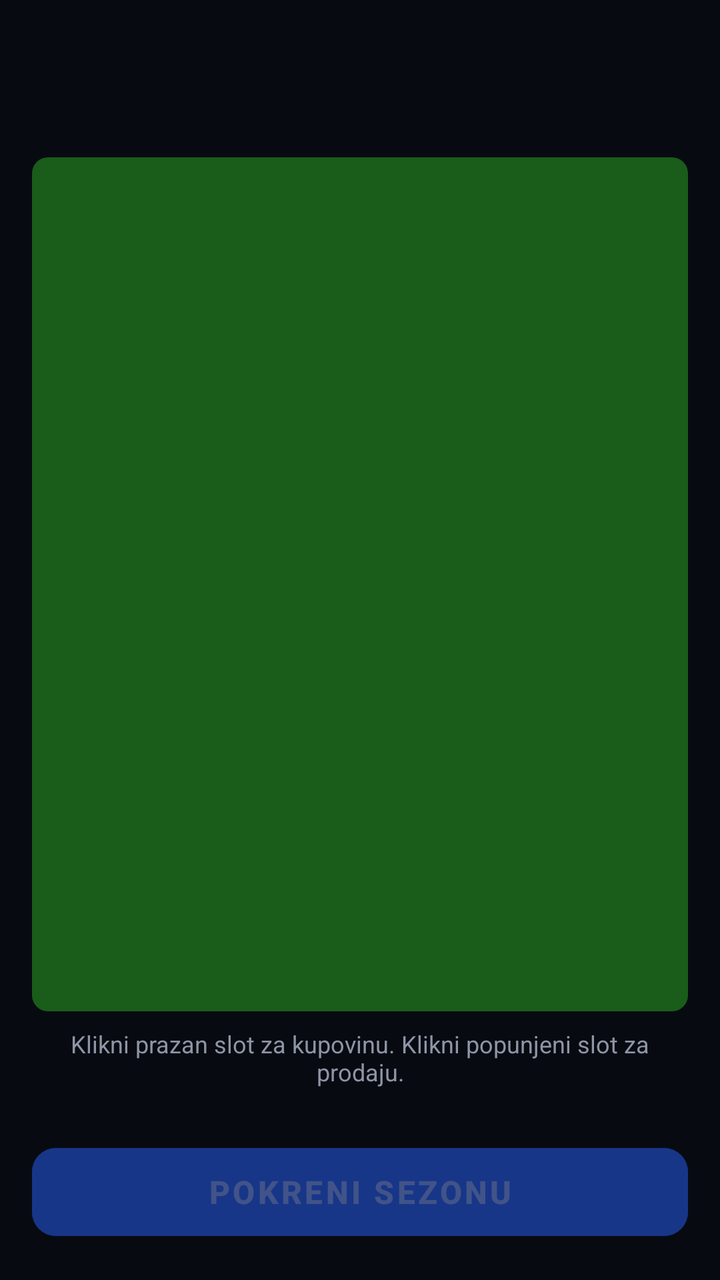
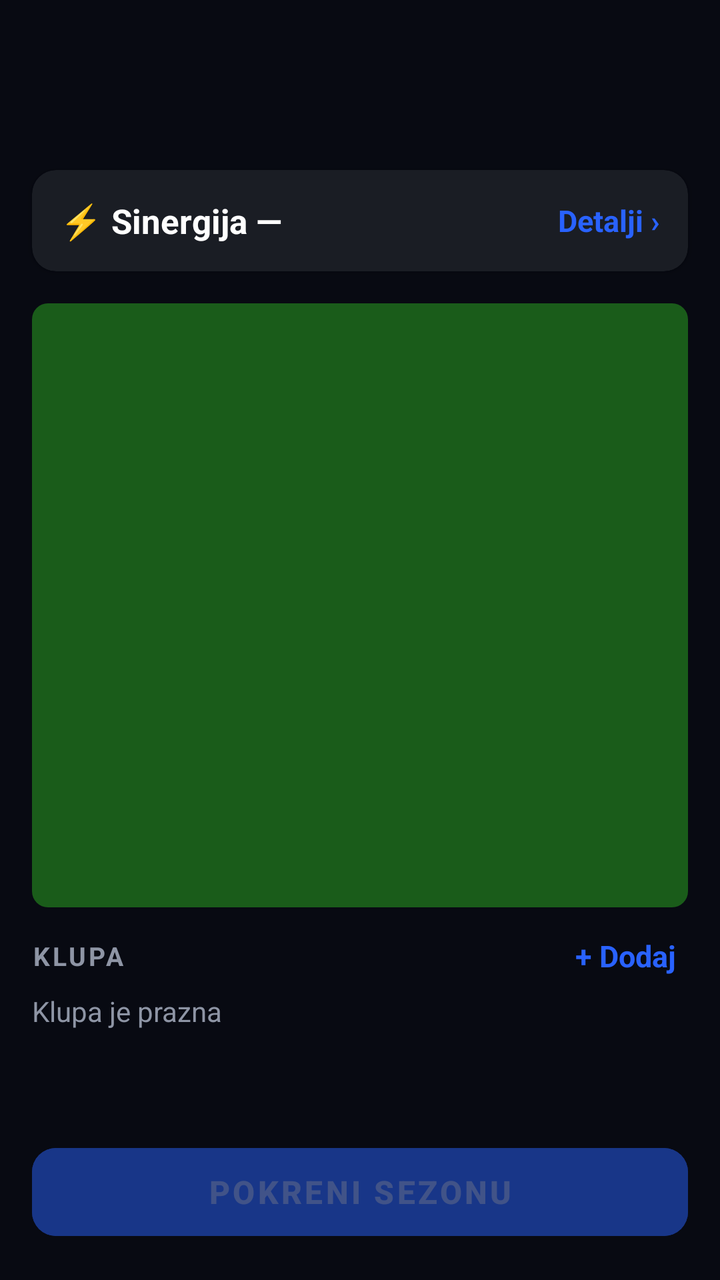

Compare the two renders of this Android layout. The source of the first and the diff that turns it into the second are given below.
<!-- AndroidManifest.xml: application theme Theme.FootMash -->
<!-- res/layout/fragment_draft_canvas.xml -->
<?xml version="1.0" encoding="utf-8"?>
<LinearLayout xmlns:android="http://schemas.android.com/apk/res/android"
    xmlns:app="http://schemas.android.com/apk/res-auto"
    android:layout_width="match_parent"
    android:layout_height="match_parent"
    android:orientation="vertical"
    android:background="@color/background">

    
    <LinearLayout
        android:layout_width="match_parent"
        android:layout_height="wrap_content"
        android:orientation="horizontal"
        android:padding="16dp"
        android:gravity="center_vertical">

        <LinearLayout
            android:layout_width="0dp"
            android:layout_height="wrap_content"
            android:layout_weight="1"
            android:orientation="vertical">

            <TextView
                android:id="@+id/textClubName"
                android:layout_width="wrap_content"
                android:layout_height="wrap_content"
                android:textColor="@color/text_primary"
                android:textSize="20sp"
                android:textStyle="bold" />

            <TextView
                android:id="@+id/textFormationLabel"
                android:layout_width="wrap_content"
                android:layout_height="wrap_content"
                android:textColor="@color/text_secondary"
                android:textSize="13sp"
                android:layout_marginTop="2dp" />

        </LinearLayout>

        <LinearLayout
            android:layout_width="wrap_content"
            android:layout_height="wrap_content"
            android:orientation="vertical"
            android:gravity="end">

            <TextView
                android:id="@+id/textBudget"
                android:layout_width="wrap_content"
                android:layout_height="wrap_content"
                android:textColor="@color/success"
                android:textSize="18sp"
                android:textStyle="bold" />

            <TextView
                android:id="@+id/textLineupStatus"
                android:layout_width="wrap_content"
                android:layout_height="wrap_content"
                android:textColor="@color/text_secondary"
                android:textSize="12sp"
                android:gravity="end"
                android:layout_marginTop="2dp" />

        </LinearLayout>

    </LinearLayout>

    
    <FrameLayout
        android:id="@+id/pitchContainer"
        android:layout_width="match_parent"
        android:layout_height="0dp"
        android:layout_weight="1"
        android:layout_marginHorizontal="16dp"
        android:layout_marginBottom="8dp"
        android:background="@drawable/bg_pitch"
        android:clipChildren="false" />

    
    <TextView
        android:id="@+id/textHelp"
        android:layout_width="match_parent"
        android:layout_height="wrap_content"
        android:text="Klikni prazan slot za kupovinu. Klikni popunjeni slot za prodaju."
        android:textColor="@color/text_secondary"
        android:textSize="12sp"
        android:gravity="center"
        android:paddingHorizontal="16dp"
        android:paddingBottom="8dp" />

    
    <com.google.android.material.button.MaterialButton
        android:id="@+id/btnStartSeason"
        android:layout_width="match_parent"
        android:layout_height="56dp"
        android:layout_margin="16dp"
        android:text="Pokreni sezonu"
        android:textSize="16sp"
        android:textStyle="bold"
        android:enabled="false"
        android:alpha="0.5"
        app:cornerRadius="12dp"
        android:backgroundTint="@color/accent_blue" />

</LinearLayout>
<!-- resources referenced by this layout -->
<resources>
  <color name="accent_blue">#2962FF</color>
  <color name="background">#080A12</color>
  <color name="success">#34C759</color>
  <color name="text_primary">#FFFFFF</color>
  <color name="text_secondary">#8E95A5</color>
  <!-- drawable bg_pitch (drawable) -->
  <?xml version="1.0" encoding="utf-8"?>
  <shape xmlns:android="http://schemas.android.com/apk/res/android">
      <solid android:color="#1A5C1A" />
      <corners android:radius="8dp" />
  </shape>
  <color name="primary">#080A12</color>
  <color name="primary_dark">#05070D</color>
  <color name="surface">#1A1D24</color>
  <style name="TextAppearance.FootMash.Headline1" parent="TextAppearance.MaterialComponents.Headline1">
          <item name="android:fontFamily">sans-serif</item>
          <item name="android:textColor">@color/text_primary</item>
      </style>
  <style name="TextAppearance.FootMash.Headline2" parent="TextAppearance.MaterialComponents.Headline2">
          <item name="android:fontFamily">sans-serif-medium</item>
          <item name="android:textColor">@color/text_primary</item>
      </style>
  <style name="TextAppearance.FootMash.Headline3" parent="TextAppearance.MaterialComponents.Headline3">
          <item name="android:fontFamily">sans-serif-medium</item>
          <item name="android:textColor">@color/text_primary</item>
      </style>
  <style name="TextAppearance.FootMash.Headline4" parent="TextAppearance.MaterialComponents.Headline4">
          <item name="android:fontFamily">sans-serif-bold</item>
          <item name="android:textStyle">bold</item>
          <item name="android:textColor">@color/text_primary</item>
      </style>
  <style name="TextAppearance.FootMash.Headline5" parent="TextAppearance.MaterialComponents.Headline5">
          <item name="android:fontFamily">sans-serif-bold</item>
          <item name="android:textStyle">bold</item>
          <item name="android:textColor">@color/text_primary</item>
          <item name="android:textSize">24sp</item>
      </style>
  <style name="TextAppearance.FootMash.Headline6" parent="TextAppearance.MaterialComponents.Headline6">
          <item name="android:fontFamily">sans-serif-bold</item>
          <item name="android:textStyle">bold</item>
          <item name="android:textColor">@color/text_primary</item>
          <item name="android:textSize">20sp</item>
      </style>
  <style name="TextAppearance.FootMash.Subtitle1" parent="TextAppearance.MaterialComponents.Subtitle1">
          <item name="android:fontFamily">sans-serif-medium</item>
          <item name="android:textColor">@color/text_primary</item>
          <item name="android:textSize">16sp</item>
      </style>
  <style name="TextAppearance.FootMash.Subtitle2" parent="TextAppearance.MaterialComponents.Subtitle2">
          <item name="android:fontFamily">sans-serif-medium</item>
          <item name="android:textColor">@color/text_secondary</item>
          <item name="android:textSize">14sp</item>
      </style>
  <style name="TextAppearance.FootMash.Body1" parent="TextAppearance.MaterialComponents.Body1">
          <item name="android:fontFamily">sans-serif</item>
          <item name="android:textColor">@color/text_primary</item>
          <item name="android:textSize">16sp</item>
      </style>
  <style name="TextAppearance.FootMash.Body2" parent="TextAppearance.MaterialComponents.Body2">
          <item name="android:fontFamily">sans-serif</item>
          <item name="android:textColor">@color/text_secondary</item>
          <item name="android:textSize">14sp</item>
      </style>
  <!-- unchanged entries left out for length: 1 -->
</resources>

<!-- the commit's change to res/layout/fragment_draft_canvas.xml (unified diff, before → after) -->
@@ -25,7 +25,7 @@
                 android:layout_width="wrap_content"
                 android:layout_height="wrap_content"
                 android:textColor="@color/text_primary"
-                android:textSize="20sp"
+                android:textSize="23sp"
                 android:textStyle="bold" />
 
             <TextView
@@ -33,7 +33,8 @@
                 android:layout_width="wrap_content"
                 android:layout_height="wrap_content"
                 android:textColor="@color/text_secondary"
-                android:textSize="13sp"
+                android:textSize="15sp"
+                android:textStyle="bold"
                 android:layout_marginTop="2dp" />
 
         </LinearLayout>
@@ -49,7 +50,7 @@
                 android:layout_width="wrap_content"
                 android:layout_height="wrap_content"
                 android:textColor="@color/success"
-                android:textSize="18sp"
+                android:textSize="20sp"
                 android:textStyle="bold" />
 
             <TextView
@@ -57,13 +58,82 @@
                 android:layout_width="wrap_content"
                 android:layout_height="wrap_content"
                 android:textColor="@color/text_secondary"
-                android:textSize="12sp"
+                android:textSize="14sp"
+                android:textStyle="bold"
                 android:gravity="end"
                 android:layout_marginTop="2dp" />
 
         </LinearLayout>
 
     </LinearLayout>
+
+    
+    <com.google.android.material.card.MaterialCardView
+        android:id="@+id/cardSynergy"
+        android:layout_width="match_parent"
+        android:layout_height="wrap_content"
+        android:layout_marginHorizontal="16dp"
+        android:layout_marginBottom="8dp"
+        android:clickable="true"
+        android:focusable="true"
+        app:cardBackgroundColor="@color/surface"
+        app:cardCornerRadius="12dp"
+        app:cardElevation="2dp">
+
+        <LinearLayout
+            android:layout_width="match_parent"
+            android:layout_height="wrap_content"
+            android:orientation="horizontal"
+            android:gravity="center_vertical"
+            android:padding="14dp">
+
+            <TextView
+                android:id="@+id/textSynergyValue"
+                android:layout_width="wrap_content"
+                android:layout_height="wrap_content"
+                android:text="&#9889; Sinergija &#8212;"
+                android:textColor="@color/text_primary"
+                android:textSize="17sp"
+                android:textStyle="bold" />
+
+            <TextView
+                android:id="@+id/textSynergyDelta"
+                android:layout_width="0dp"
+                android:layout_height="wrap_content"
+                android:layout_weight="1"
+                android:paddingStart="10dp"
+                android:textColor="@color/text_secondary"
+                android:textSize="15sp"
+                android:textStyle="bold" />
+
+            <TextView
+                android:id="@+id/textSynergyMore"
+                android:layout_width="wrap_content"
+                android:layout_height="wrap_content"
+                android:text="Detalji &#8250;"
+                android:textColor="@color/accent_blue"
+                android:textSize="15sp"
+                android:textStyle="bold" />
+
+        </LinearLayout>
+
+    </com.google.android.material.card.MaterialCardView>
+
+    
+    <HorizontalScrollView
+        android:layout_width="match_parent"
+        android:layout_height="wrap_content"
+        android:layout_marginHorizontal="16dp"
+        android:layout_marginBottom="8dp"
+        android:scrollbars="none">
+
+        <LinearLayout
+            android:id="@+id/formationChips"
+            android:layout_width="wrap_content"
+            android:layout_height="wrap_content"
+            android:orientation="horizontal" />
+
+    </HorizontalScrollView>
 
     
     <FrameLayout
@@ -77,15 +147,70 @@
         android:clipChildren="false" />
 
     
+    <LinearLayout
+        android:layout_width="match_parent"
+        android:layout_height="wrap_content"
+        android:orientation="horizontal"
+        android:gravity="center_vertical"
+        android:layout_marginHorizontal="16dp">
+
+        <TextView
+            android:layout_width="0dp"
+            android:layout_height="wrap_content"
+            android:layout_weight="1"
+            android:text="KLUPA"
+            android:textColor="@color/text_secondary"
+            android:textSize="13sp"
+            android:letterSpacing="0.1"
+            android:textStyle="bold" />
+
+        <TextView
+            android:id="@+id/btnAddBench"
+            android:layout_width="wrap_content"
+            android:layout_height="wrap_content"
+            android:text="+ Dodaj"
+            android:textColor="@color/accent_blue"
+            android:textSize="15sp"
+            android:textStyle="bold"
+            android:padding="6dp" />
+
+    </LinearLayout>
+
+    <TextView
+        android:id="@+id/textBenchEmpty"
+        android:layout_width="match_parent"
+        android:layout_height="wrap_content"
+        android:layout_marginHorizontal="16dp"
+        android:layout_marginTop="2dp"
+        android:text="Klupa je prazna"
+        android:textColor="@color/text_secondary"
+        android:textSize="14sp" />
+
+    <HorizontalScrollView
+        android:layout_width="match_parent"
+        android:layout_height="wrap_content"
+        android:layout_marginHorizontal="16dp"
+        android:layout_marginTop="4dp"
+        android:scrollbars="none">
+
+        <LinearLayout
+            android:id="@+id/benchContainer"
+            android:layout_width="wrap_content"
+            android:layout_height="wrap_content"
+            android:orientation="horizontal" />
+
+    </HorizontalScrollView>
+
+    
     <TextView
         android:id="@+id/textHelp"
         android:layout_width="match_parent"
         android:layout_height="wrap_content"
-        android:text="Klikni prazan slot za kupovinu. Klikni popunjeni slot za prodaju."
         android:textColor="@color/text_secondary"
-        android:textSize="12sp"
+        android:textSize="14sp"
         android:gravity="center"
         android:paddingHorizontal="16dp"
+        android:paddingTop="6dp"
         android:paddingBottom="8dp" />
 
     
